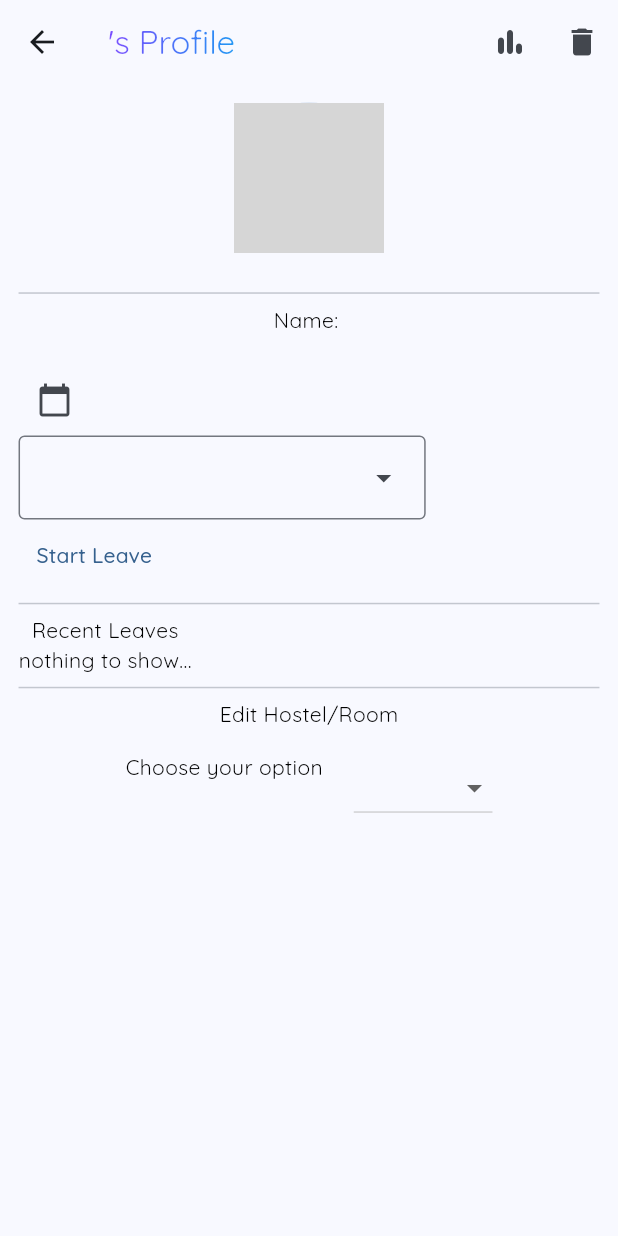
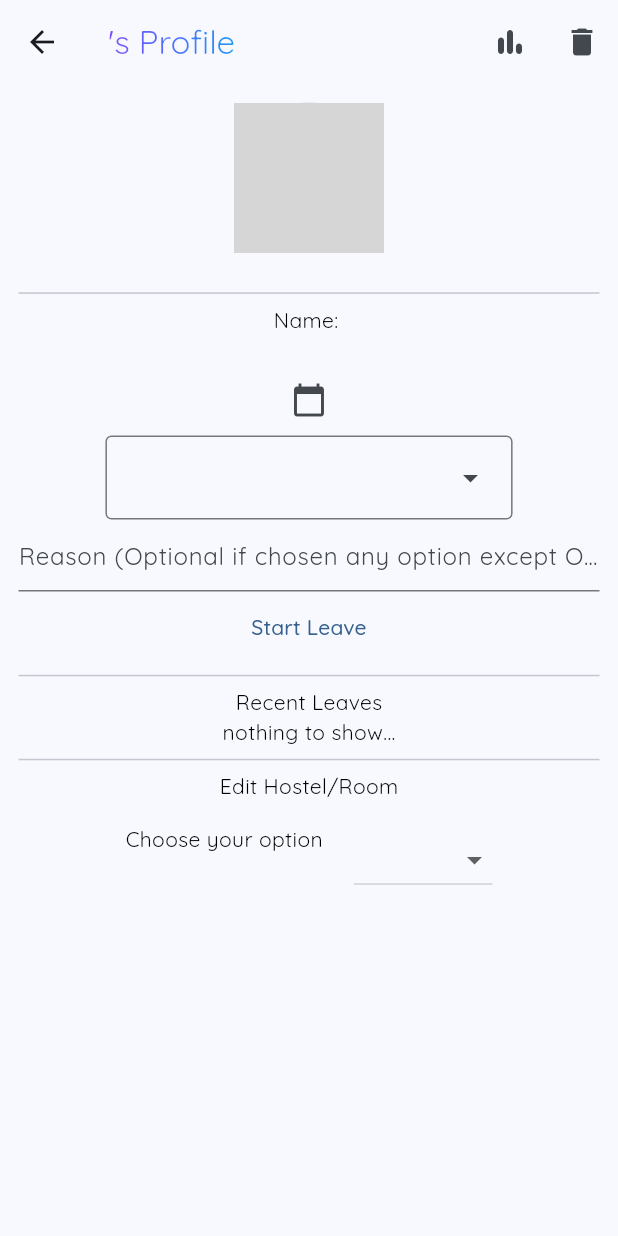
Before and after one commit to ShivanshuKGupta/hustle_stay, a Flutter app: the CompleteDetails screen opened directly with empty values, on a phone screen of 412 x 824 dp. Run offline on Flutter 3.47's test engine with Material 2 defaults, Android fonts, the phone set to English and light mode, and no system bars; drawn by our look-alikes of cached_network_image; our stand-ins replace cloud_firestore, connectivity, firebase_auth, firebase_core, firebase_storage, flutter_animate and 8 more; missing offline and left inert: animated_icon; accounts and stored records are empty; network calls fail; grey boxes are pictures that could not be loaded.

Commit message:
more changes

```diff
--- a/lib/screens/hostel/rooms/profile_view_screen.dart
+++ b/lib/screens/hostel/rooms/profile_view_screen.dart
@@ -130,7 +130,7 @@ class _ProfileViewScreenState extends State<ProfileViewScreen> {
                     Text("Name: ${widget.user.name ?? ''}"),
                     Text("${widget.user.phoneNumber}"),
                     Column(
-                      crossAxisAlignment: CrossAxisAlignment.start,
+                      crossAxisAlignment: CrossAxisAlignment.center,
                       children: [
                         if (!onLeave)
                           IconButton(
@@ -165,14 +165,14 @@ class _ProfileViewScreenState extends State<ProfileViewScreen> {
                               reason!.value = value;
                             },
                           ),
-                        if (!onLeave &&
-                            reason!.value == 'Other(please specify)')
+                        if (!onLeave)
                           TextField(
                             onChanged: (value) {
                               reason!.value = value;
                             },
                             decoration: const InputDecoration(
-                                hintText: 'Enter your reason here'),
+                                hintText:
+                                    'Reason (Optional if chosen any option except Others.)'),
                           ),
                         if (onLeave && currentLeave != null)
                           GestureDetector(
@@ -216,23 +216,34 @@ class _ProfileViewScreenState extends State<ProfileViewScreen> {
                             },
                             child: LeaveTile(currentLeave!),
                           ),
-                        TextButton(
-                            onPressed: () async {
+                        ValueListenableBuilder(
+                          valueListenable: reason!,
+                          builder: (context, value, child) => TextButton(
+                              onPressed: value != "" &&
+                                      value != 'Other(please specify)'
+                                  ? () {
+                                      ScaffoldMessenger.of(context)
+                                          .showSnackBar(const SnackBar(
+                                              content: Text(
+                                                  'Select/ Enter a reason first!')));
+                                    }
+                                  : () async {
                                       bool resp = await setLeave(
                                           widget.user.email!,
                                           widget.hostelName,
                                           widget.roomName,
                                           onLeave,
                                           true,
-                                  leaveStartDate:
-                                      onLeave && pickedRangeStart == null
+                                          leaveStartDate: onLeave &&
+                                                  pickedRangeStart == null
                                               ? null
                                               : pickedRangeStart,
                                           leaveEndDate:
                                               onLeave && pickedRangeEnd == null
                                                   ? null
                                                   : pickedRangeEnd,
-                                  reason: onLeave && pickedRangeStart == null
+                                          reason: onLeave &&
+                                                  pickedRangeStart == null
                                               ? null
                                               : reason!.value,
                                           selectedDate: DateTime.now());
@@ -242,6 +253,7 @@ class _ProfileViewScreenState extends State<ProfileViewScreen> {
                                     },
                               child:
                                   Text(!onLeave ? 'Start Leave' : 'End Leave')),
+                        ),
                         const Divider(),
                         Column(
                           children: [
```
Also changed, not shown: lib/screens/hostel/rooms/attendance_stats_student.dart (deleted, +0 -97 lines). Lines whose indentation alone changed are shown as unchanged.
